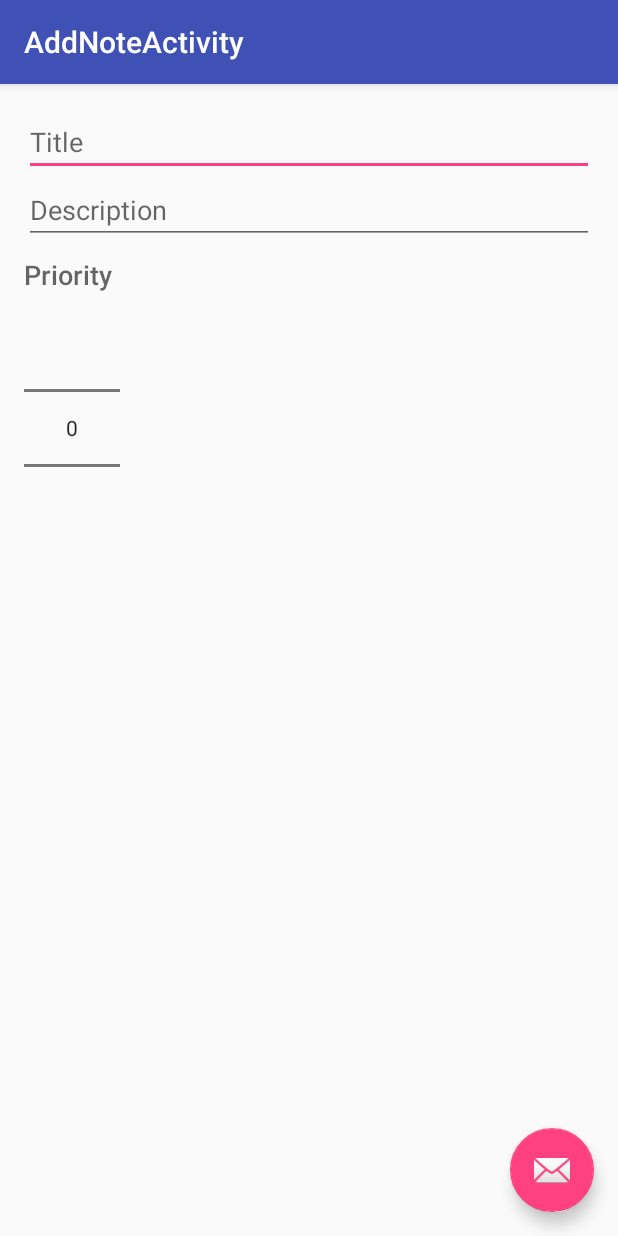
After one commit to ronfan92131/MVVM2, an Android app: the AddNoteActivity screen opened directly, with no data from a screen before it, on a phone screen of 412 x 824 dp. The commit adds this screen. Run offline under Robolectric (Android 15) with nearby library versions, the phone set to English and light mode, and no system bars.

Commit message:
AddNoteActivity

```diff
--- a/app/src/main/AndroidManifest.xml
+++ b/app/src/main/AndroidManifest.xml
@@ -9,13 +9,17 @@
         android:roundIcon="@mipmap/ic_launcher_round"
         android:supportsRtl="true"
         android:theme="@style/AppTheme">
-        <activity android:name="com.doyen.fans.mvvm.MainActivity">
+        <activity android:name=".MainActivity">
             <intent-filter>
                 <action android:name="android.intent.action.MAIN" />
 
                 <category android:name="android.intent.category.LAUNCHER" />
             </intent-filter>
         </activity>
+        <activity
+            android:name=".AddNoteActivity"
+            android:label="@string/title_activity_add_note"
+            android:theme="@style/AppTheme.NoActionBar"></activity>
     </application>
 
 </manifest>
--- /dev/null
+++ b/app/src/main/java/com/doyen/fans/mvvm/AddNoteActivity.java
@@ -0,0 +1,45 @@
+package com.doyen.fans.mvvm;
+
+import android.annotation.SuppressLint;
+import android.os.Bundle;
+import android.support.design.widget.FloatingActionButton;
+import android.support.design.widget.Snackbar;
+import android.support.v7.app.AppCompatActivity;
+import android.support.v7.widget.Toolbar;
+import android.view.View;
+import android.widget.EditText;
+import android.widget.NumberPicker;
+
+import com.doyen.fans.mvvm.R;
+
+public class AddNoteActivity extends AppCompatActivity {
+
+    private EditText editTextTitle;
+    private EditText editTextDescription;
+    private NumberPicker numberPickerPriority;
+
+    @SuppressLint("WrongViewCast")
+    @Override
+    protected void onCreate(Bundle savedInstanceState) {
+        super.onCreate(savedInstanceState);
+        setContentView(R.layout.activity_add_note);
+
+        editTextTitle = findViewById(R.id.text_view_title);
+        editTextDescription = findViewById(R.id.text_view_description);
+        numberPickerPriority = findViewById(R.id.number_picker_priority);
+
+
+        Toolbar toolbar = (Toolbar) findViewById(R.id.toolbar);
+        setSupportActionBar(toolbar);
+
+        FloatingActionButton fab = (FloatingActionButton) findViewById(R.id.fab);
+        fab.setOnClickListener(new View.OnClickListener() {
+            @Override
+            public void onClick(View view) {
+                Snackbar.make(view, "Replace with your own action", Snackbar.LENGTH_LONG)
+                        .setAction("Action", null).show();
+            }
+        });
+    }
+
+}
--- /dev/null
+++ b/app/src/main/res/layout/activity_add_note.xml
@@ -0,0 +1,33 @@
+<?xml version="1.0" encoding="utf-8"?>
+<android.support.design.widget.CoordinatorLayout xmlns:android="http://schemas.android.com/apk/res/android"
+    xmlns:app="http://schemas.android.com/apk/res-auto"
+    xmlns:tools="http://schemas.android.com/tools"
+    android:layout_width="match_parent"
+    android:layout_height="match_parent"
+    tools:context="com.doyen.fans.mvvm.AddNoteActivity">
+
+    <android.support.design.widget.AppBarLayout
+        android:layout_width="match_parent"
+        android:layout_height="wrap_content"
+        android:theme="@style/AppTheme.AppBarOverlay">
+
+        <android.support.v7.widget.Toolbar
+            android:id="@+id/toolbar"
+            android:layout_width="match_parent"
+            android:layout_height="?attr/actionBarSize"
+            android:background="?attr/colorPrimary"
+            app:popupTheme="@style/AppTheme.PopupOverlay" />
+
+    </android.support.design.widget.AppBarLayout>
+
+    <include layout="@layout/content_add_note" />
+
+    <android.support.design.widget.FloatingActionButton
+        android:id="@+id/fab"
+        android:layout_width="wrap_content"
+        android:layout_height="wrap_content"
+        android:layout_gravity="bottom|end"
+        android:layout_margin="@dimen/fab_margin"
+        app:srcCompat="@android:drawable/ic_dialog_email" />
+
+</android.support.design.widget.CoordinatorLayout>
--- a/app/src/main/res/layout/activity_main.xml
+++ b/app/src/main/res/layout/activity_main.xml
@@ -13,4 +13,12 @@
         tools:listitem="@layout/note_item"
      />
 
+    <android.support.design.widget.FloatingActionButton
+        android:layout_width="wrap_content"
+        android:layout_height="wrap_content"
+        android:src="@drawable/ic_add"
+        android:layout_gravity="bottom|end"
+        android:layout_margin="32dp"
+        />
+
 </android.support.design.widget.CoordinatorLayout>
--- /dev/null
+++ b/app/src/main/res/layout/content_add_note.xml
@@ -0,0 +1,45 @@
+<?xml version="1.0" encoding="utf-8"?>
+<LinearLayout xmlns:android="http://schemas.android.com/apk/res/android"
+    xmlns:app="http://schemas.android.com/apk/res-auto"
+    xmlns:tools="http://schemas.android.com/tools"
+    android:layout_width="match_parent"
+    android:layout_height="match_parent"
+    android:orientation="vertical"
+    android:padding="16dp"
+    app:layout_behavior="@string/appbar_scrolling_view_behavior"
+    tools:context="com.doyen.fans.mvvm.AddNoteActivity"
+    tools:showIn="@layout/activity_add_note">
+
+
+    <EditText
+        android:id="@+id/edit_text_title"
+        android:layout_width="match_parent"
+        android:layout_height="wrap_content"
+        android:hint="Title"
+        android:inputType="text"
+        />
+
+    <EditText
+        android:id="@+id/edit_text_description"
+        android:layout_width="match_parent"
+        android:layout_height="wrap_content"
+        android:hint="Description"
+        android:inputType="textMultiLine"
+        />
+
+    <TextView
+        android:layout_width="wrap_content"
+        android:layout_height="wrap_content"
+        android:text="Priority"
+        android:layout_marginTop="8dp"
+        android:textAppearance="@android:style/TextAppearance.DeviceDefault.Medium"
+        />
+    <NumberPicker
+        android:id="@+id/number_picker_priority"
+        android:layout_width="wrap_content"
+        android:layout_height="wrap_content">
+
+    </NumberPicker>
+
+
+</LinearLayout>
--- /dev/null
+++ b/app/src/main/res/menu/add_note_menu.xml
@@ -0,0 +1,11 @@
+<?xml version="1.0" encoding="utf-8"?>
+<menu xmlns:android="http://schemas.android.com/apk/res/android"
+    xmlns:app="http://schemas.android.com/apk/res-auto">
+
+    <item
+        android:id="@+id/save_note"
+        android:icon="@drawable/ic_save"
+        android:title="Save"
+        app:showAsAction="ifRoom"/>
+
+</menu>
--- /dev/null
+++ b/app/src/main/res/values/dimens.xml
@@ -0,0 +1,3 @@
+<resources>
+    <dimen name="fab_margin">16dp</dimen>
+</resources>
--- a/app/src/main/res/values/strings.xml
+++ b/app/src/main/res/values/strings.xml
@@ -1,3 +1,4 @@
 <resources>
     <string name="app_name">MVVM2</string>
+    <string name="title_activity_add_note">AddNoteActivity</string>
 </resources>
--- a/app/src/main/res/values/styles.xml
+++ b/app/src/main/res/values/styles.xml
@@ -8,4 +8,13 @@
         <item name="colorAccent">@color/colorAccent</item>
     </style>
 
+    <style name="AppTheme.NoActionBar">
+        <item name="windowActionBar">false</item>
+        <item name="windowNoTitle">true</item>
+    </style>
+
+    <style name="AppTheme.AppBarOverlay" parent="ThemeOverlay.AppCompat.Dark.ActionBar" />
+
+    <style name="AppTheme.PopupOverlay" parent="ThemeOverlay.AppCompat.Light" />
+
 </resources>
```
